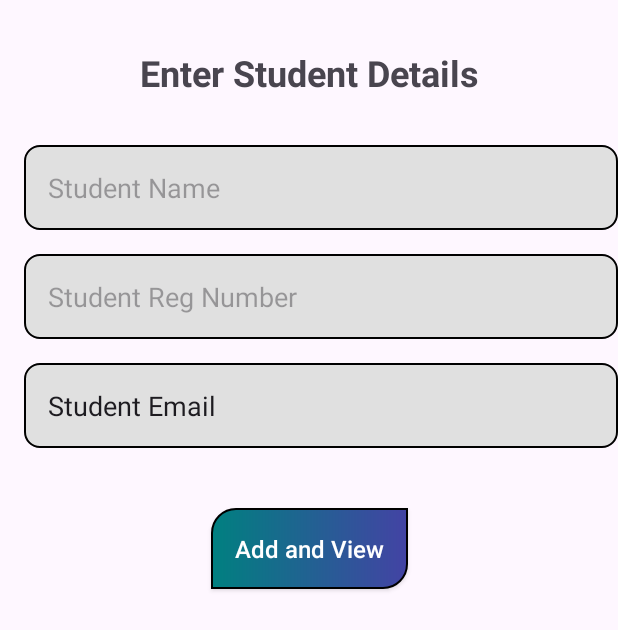
After one commit to Alidon256/Toy-Store, an Android app: the AddInfoActivity screen opened directly, with no data from a screen before it, on a phone screen of 412 x 824 dp. The commit adds this screen. Shown: the top 630 px of the screen. Run offline under Robolectric (Android 15) with nearby library versions, the phone set to English and light mode, and no system bars.

Commit message:
Initial commit

```diff
--- a/app/src/main/AndroidManifest.xml
+++ b/app/src/main/AndroidManifest.xml
@@ -12,6 +12,12 @@
         android:supportsRtl="true"
         android:theme="@style/Theme.ToyStore"
         tools:targetApi="31">
+        <activity
+            android:name=".DataBases.AddInfoActivity"
+            android:exported="false" />
+        <activity
+            android:name=".DataBases.MainPracticeActivity"
+            android:exported="false" />
         <activity
             android:name=".Fragments.ui.home.MenuActivity"
             android:exported="false"
--- /dev/null
+++ b/app/src/main/java/com/example/toystore/DataBases/AddInfoActivity.java
@@ -0,0 +1,55 @@
+package com.example.toystore.DataBases;
+
+import android.os.Bundle;
+import android.view.View;
+import android.widget.Button;
+import android.widget.EditText;
+import android.widget.Toast;
+
+import androidx.activity.EdgeToEdge;
+import androidx.appcompat.app.AppCompatActivity;
+import androidx.core.graphics.Insets;
+import androidx.core.view.ViewCompat;
+import androidx.core.view.WindowInsetsCompat;
+
+import com.example.toystore.R;
+
+import java.util.ArrayList;
+
+public class AddInfoActivity extends AppCompatActivity {
+    private EditText StudentName,StudentRegNumber,StudentEmail;
+   private  DBHelper dbHelper;
+   private Button button;
+
+    @Override
+    protected void onCreate(Bundle savedInstanceState) {
+        super.onCreate(savedInstanceState);
+        setContentView(R.layout.activity_add_info);
+
+        dbHelper = new DBHelper(AddInfoActivity.this);
+        StudentName = findViewById(R.id.editTextText2);
+        StudentRegNumber = findViewById(R.id.editTextText3);
+        StudentEmail = findViewById(R.id.editTextText4);
+        button = findViewById(R.id.button);
+
+        button.setOnClickListener(v -> {
+            String studentName = StudentName.getText().toString();
+            String studentRegNumber = StudentRegNumber.getText().toString();
+            String studentEmail = StudentEmail.getText().toString();
+
+            boolean isSuccessfull = dbHelper.insertData(studentName,studentRegNumber,studentEmail);
+            if(isSuccessfull){
+                Toast.makeText(AddInfoActivity.this, "Data Inserted Successfully", Toast.LENGTH_SHORT).show();
+                StudentName.setText("");
+                StudentRegNumber.setText("");
+                StudentEmail.setText("");
+            }else{
+                Toast.makeText(AddInfoActivity.this, "Something Went Wrong", Toast.LENGTH_SHORT).show();
+            }
+            finish();
+
+        });
+
+
+    }
+}
--- a/app/src/main/java/com/example/toystore/Fragments/ui/home/HomeFragment.java
+++ b/app/src/main/java/com/example/toystore/Fragments/ui/home/HomeFragment.java
@@ -43,7 +43,7 @@ public class HomeFragment extends Fragment {
         }
 
         // Set up TabLayout with a listener
-        tabLayout.addOnTabSelectedListener(new TabLayout.OnTabSelectedListener() {
+     tabLayout.addOnTabSelectedListener(new TabLayout.OnTabSelectedListener() {
             @Override
             public void onTabSelected(TabLayout.Tab tab) {
                 switch (tab.getPosition()) {
@@ -78,6 +78,7 @@ public class HomeFragment extends Fragment {
         return view;
     }
 
+
     private void replaceFragment(Fragment fragment) {
         FragmentTransaction transaction = fragmentManager.beginTransaction();
         transaction.replace(R.id.fragment_container, fragment);
--- /dev/null
+++ b/app/src/main/res/drawable/back_button_practice.xml
@@ -0,0 +1,10 @@
+<?xml version="1.0" encoding="utf-8"?>
+<shape xmlns:android="http://schemas.android.com/apk/res/android">
+
+    <corners android:bottomRightRadius="16dp"
+        android:topLeftRadius="16dp"/>
+    <stroke android:width="1dp" android:color="@color/black" />
+    <gradient android:angle="360" android:gradientType="linear"
+        android:startColor="@color/Teal"
+        android:endColor="@color/blue"/>
+</shape>
--- /dev/null
+++ b/app/src/main/res/drawable/practice_db_back.xml
@@ -0,0 +1,8 @@
+<?xml version="1.0" encoding="utf-8"?>
+<shape xmlns:android="http://schemas.android.com/apk/res/android">
+
+    <corners android:radius="10dp" />
+    <stroke android:width="1dp" android:color="@color/black" />
+
+    <solid android:color="@color/light_gray" />
+</shape>
--- /dev/null
+++ b/app/src/main/res/layout/activity_add_info.xml
@@ -0,0 +1,82 @@
+<?xml version="1.0" encoding="utf-8"?>
+<androidx.constraintlayout.widget.ConstraintLayout xmlns:android="http://schemas.android.com/apk/res/android"
+    xmlns:app="http://schemas.android.com/apk/res-auto"
+    xmlns:tools="http://schemas.android.com/tools"
+    android:id="@+id/main"
+    android:layout_width="match_parent"
+    android:layout_height="match_parent"
+    tools:context=".DataBases.AddInfoActivity">
+
+    <TextView
+        android:id="@+id/textView24"
+        android:layout_width="wrap_content"
+        android:layout_height="wrap_content"
+        android:layout_marginTop="32dp"
+        android:text="Enter Student Details"
+        android:textSize="24sp"
+        android:textStyle="bold"
+        app:layout_constraintEnd_toEndOf="parent"
+        app:layout_constraintHorizontal_bias="0.5"
+        app:layout_constraintStart_toStartOf="parent"
+        app:layout_constraintTop_toTopOf="parent" />
+
+    <EditText
+        android:id="@+id/editTextText2"
+        android:layout_width="match_parent"
+        android:layout_height="wrap_content"
+        android:layout_marginStart="16dp"
+        android:layout_marginTop="32dp"
+        android:background="@drawable/practice_db_back"
+        android:ems="10"
+        android:hint="Student Name"
+        android:inputType="text"
+        android:padding="16dp"
+        app:layout_constraintStart_toStartOf="parent"
+        app:layout_constraintTop_toBottomOf="@+id/textView24" />
+
+    <EditText
+        android:id="@+id/editTextText3"
+        android:layout_width="match_parent"
+        android:layout_height="wrap_content"
+        android:layout_marginStart="16dp"
+        android:layout_marginTop="16dp"
+        android:background="@drawable/practice_db_back"
+        android:ems="10"
+        android:hint="Student Reg Number"
+        android:inputType="text"
+        android:padding="16dp"
+        app:layout_constraintStart_toStartOf="parent"
+        app:layout_constraintTop_toBottomOf="@+id/editTextText2" />
+
+    <EditText
+        android:id="@+id/editTextText4"
+        android:layout_width="match_parent"
+        android:layout_height="wrap_content"
+        android:layout_marginStart="16dp"
+        android:layout_marginTop="16dp"
+        android:background="@drawable/practice_db_back"
+        android:ems="10"
+        android:inputType="text"
+        android:padding="16dp"
+        android:text="Student Email"
+        app:layout_constraintStart_toStartOf="parent"
+        app:layout_constraintTop_toBottomOf="@+id/editTextText3" />
+
+    <androidx.appcompat.widget.AppCompatButton
+        android:id="@+id/button"
+        android:layout_width="wrap_content"
+        android:layout_height="wrap_content"
+        android:text="Add and View"
+        android:layout_marginTop="40dp"
+        android:textColor="@color/white"
+        android:textSize="16sp"
+        android:padding="16dp"
+        android:textAllCaps="false"
+        android:background="@drawable/back_button_practice"
+        app:layout_constraintEnd_toEndOf="parent"
+        app:layout_constraintHorizontal_bias="0.5"
+        app:layout_constraintStart_toStartOf="parent"
+        app:layout_constraintTop_toBottomOf="@+id/editTextText4" />
+
+
+</androidx.constraintlayout.widget.ConstraintLayout>
--- a/app/src/main/res/values/colors.xml
+++ b/app/src/main/res/values/colors.xml
@@ -4,4 +4,5 @@
     <color name="white">#FFFFFFFF</color>
     <color name="blue">#4343A4</color>
     <color name="light_gray">#E0E0E0</color>
+    <color name="Teal">#008080</color>
 </resources>
```
Also changed, not shown: app/src/main/java/com/example/toystore/DataBases/DBHelper.java (added, +64 -0 lines), app/src/main/java/com/example/toystore/DataBases/MainPracticeActivity.java (added, +66 -0 lines), app/src/main/java/com/example/toystore/DataBases/MyAdapter.java (added, +61 -0 lines), app/src/main/res/layout/activity_main_practice.xml (added, +44 -0 lines), app/src/main/res/layout/item_layout.xml (added, +60 -0 lines), app/src/main/res/raw/hello.json (added, +54 -0 lines).
